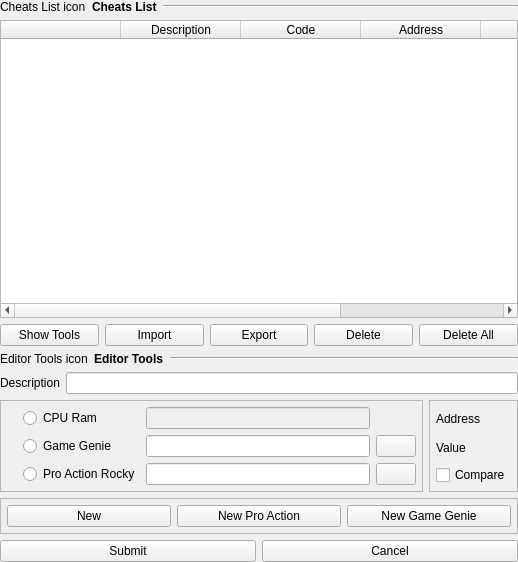
This is src/gui/designer/wdgCheatsEditor.ui in punesemu/puNES as Qt 5 draws it before an edit. The edited form follows.
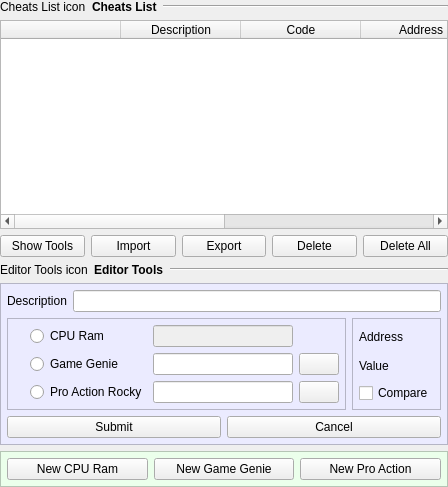
This is the edited form. Icons and pictures are not drawn.

Commit message: Fixed editing of the selected cheat.

```diff
--- a/src/gui/designer/wdgCheatsEditor.ui
+++ b/src/gui/designer/wdgCheatsEditor.ui
@@ -6,8 +6,8 @@
    <rect>
     <x>0</x>
     <y>0</y>
-    <width>518</width>
-    <height>562</height>
+    <width>448</width>
+    <height>487</height>
    </rect>
   </property>
   <property name="focusPolicy">
@@ -275,6 +275,30 @@
        </layout>
       </item>
       <item>
+       <widget class="QFrame" name="frame_pippo">
+        <property name="styleSheet">
+         <string notr="true">QFrame { background-color: rgb(235, 235, 255); }</string>
+        </property>
+        <property name="frameShape">
+         <enum>QFrame::StyledPanel</enum>
+        </property>
+        <property name="frameShadow">
+         <enum>QFrame::Sunken</enum>
+        </property>
+        <layout class="QVBoxLayout" name="verticalLayout">
+         <property name="leftMargin">
+          <number>6</number>
+         </property>
+         <property name="topMargin">
+          <number>6</number>
+         </property>
+         <property name="rightMargin">
+          <number>6</number>
+         </property>
+         <property name="bottomMargin">
+          <number>6</number>
+         </property>
+         <item>
        <layout class="QGridLayout" name="gridLayout">
         <item row="1" column="1">
          <widget class="QFrame" name="frame_Raw_Value">
@@ -520,93 +544,6 @@
          </widget>
         </item>
         <item row="2" column="0" colspan="2">
-         <widget class="QFrame" name="frame_Buttons">
-          <property name="sizePolicy">
-           <sizepolicy hsizetype="Expanding" vsizetype="Preferred">
-            <horstretch>0</horstretch>
-            <verstretch>0</verstretch>
-           </sizepolicy>
-          </property>
-          <property name="frameShape">
-           <enum>QFrame::StyledPanel</enum>
-          </property>
-          <property name="frameShadow">
-           <enum>QFrame::Sunken</enum>
-          </property>
-          <layout class="QVBoxLayout" name="verticalLayout_frame_Buttons">
-           <property name="leftMargin">
-            <number>6</number>
-           </property>
-           <property name="topMargin">
-            <number>6</number>
-           </property>
-           <property name="rightMargin">
-            <number>6</number>
-           </property>
-           <property name="bottomMargin">
-            <number>6</number>
-           </property>
-           <item>
-            <layout class="QHBoxLayout" name="horizontalLayout_Edit_Buttons">
-             <item>
-              <widget class="QPushButton" name="pushButton_New_Cheat">
-               <property name="sizePolicy">
-                <sizepolicy hsizetype="Preferred" vsizetype="Fixed">
-                 <horstretch>0</horstretch>
-                 <verstretch>0</verstretch>
-                </sizepolicy>
-               </property>
-               <property name="text">
-                <string>New</string>
-               </property>
-              </widget>
-             </item>
-             <item>
-              <widget class="QPushButton" name="pushButton_New_Cheat_ProAR">
-               <property name="sizePolicy">
-                <sizepolicy hsizetype="Preferred" vsizetype="Fixed">
-                 <horstretch>0</horstretch>
-                 <verstretch>0</verstretch>
-                </sizepolicy>
-               </property>
-               <property name="text">
-                <string>New Pro Action</string>
-               </property>
-              </widget>
-             </item>
-             <item>
-              <widget class="QPushButton" name="pushButton_New_Cheat_GG">
-               <property name="sizePolicy">
-                <sizepolicy hsizetype="Preferred" vsizetype="Fixed">
-                 <horstretch>0</horstretch>
-                 <verstretch>0</verstretch>
-                </sizepolicy>
-               </property>
-               <property name="text">
-                <string>New Game Genie</string>
-               </property>
-              </widget>
-             </item>
-            </layout>
-           </item>
-          </layout>
-         </widget>
-        </item>
-        <item row="0" column="0" colspan="2">
-         <layout class="QHBoxLayout" name="horizontalLayout_Description">
-          <item>
-           <widget class="QLabel" name="label_Description">
-            <property name="text">
-             <string>Description</string>
-            </property>
-           </widget>
-          </item>
-          <item>
-           <widget class="QLineEdit" name="lineEdit_Description"/>
-          </item>
-         </layout>
-        </item>
-        <item row="3" column="0" colspan="2">
          <layout class="QHBoxLayout" name="horizontalLayout_Submit_Cancel">
           <item>
            <widget class="QPushButton" name="pushButton_Submit_Cheat">
@@ -644,7 +581,100 @@
           </item>
          </layout>
         </item>
-       </layout>
+           <item row="0" column="0" colspan="2">
+            <layout class="QHBoxLayout" name="horizontalLayout_Description">
+             <item>
+              <widget class="QLabel" name="label_Description">
+               <property name="text">
+                <string>Description</string>
+               </property>
+              </widget>
+             </item>
+             <item>
+              <widget class="QLineEdit" name="lineEdit_Description"/>
+             </item>
+            </layout>
+           </item>
+          </layout>
+         </item>
+        </layout>
+       </widget>
+      </item>
+      <item>
+       <widget class="QFrame" name="frame_Buttons">
+        <property name="sizePolicy">
+         <sizepolicy hsizetype="Expanding" vsizetype="Preferred">
+          <horstretch>0</horstretch>
+          <verstretch>0</verstretch>
+         </sizepolicy>
+        </property>
+        <property name="styleSheet">
+         <string notr="true">QFrame { background-color: rgb(235, 255, 235); }</string>
+        </property>
+        <property name="frameShape">
+         <enum>QFrame::StyledPanel</enum>
+        </property>
+        <property name="frameShadow">
+         <enum>QFrame::Sunken</enum>
+        </property>
+        <layout class="QVBoxLayout" name="verticalLayout_frame_Buttons">
+         <property name="leftMargin">
+          <number>6</number>
+         </property>
+         <property name="topMargin">
+          <number>6</number>
+         </property>
+         <property name="rightMargin">
+          <number>6</number>
+         </property>
+         <property name="bottomMargin">
+          <number>6</number>
+         </property>
+         <item>
+          <layout class="QHBoxLayout" name="horizontalLayout_Edit_Buttons">
+           <item>
+            <widget class="QPushButton" name="pushButton_New_Cheat">
+             <property name="sizePolicy">
+              <sizepolicy hsizetype="Preferred" vsizetype="Fixed">
+               <horstretch>0</horstretch>
+               <verstretch>0</verstretch>
+              </sizepolicy>
+             </property>
+             <property name="text">
+              <string>New CPU Ram</string>
+             </property>
+            </widget>
+           </item>
+           <item>
+            <widget class="QPushButton" name="pushButton_New_Cheat_GG">
+             <property name="sizePolicy">
+              <sizepolicy hsizetype="Preferred" vsizetype="Fixed">
+               <horstretch>0</horstretch>
+               <verstretch>0</verstretch>
+              </sizepolicy>
+             </property>
+             <property name="text">
+              <string>New Game Genie</string>
+             </property>
+            </widget>
+           </item>
+           <item>
+            <widget class="QPushButton" name="pushButton_New_Cheat_ProAR">
+             <property name="sizePolicy">
+              <sizepolicy hsizetype="Preferred" vsizetype="Fixed">
+               <horstretch>0</horstretch>
+               <verstretch>0</verstretch>
+              </sizepolicy>
+             </property>
+             <property name="text">
+              <string>New Pro Action</string>
+             </property>
+            </widget>
+           </item>
+          </layout>
+         </item>
+        </layout>
+       </widget>
       </item>
      </layout>
     </widget>
```
Left out of the diff: 103 changed lines with no effect on the pictures. Lines whose indentation alone changed are shown as unchanged. The commit also changes 3 other files.
